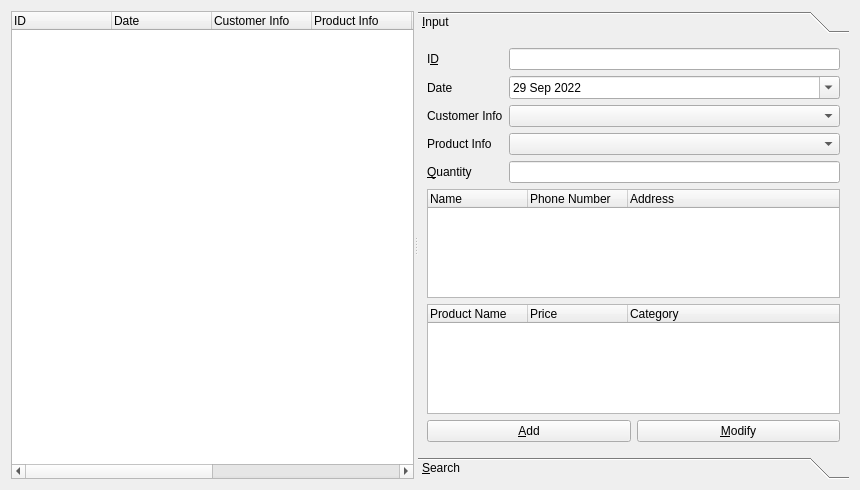
Above: CSAppPro_1016/shoplistmanagerform.ui from Jeong0809/QT_Mini_Project before the change. Below: the same form after it.
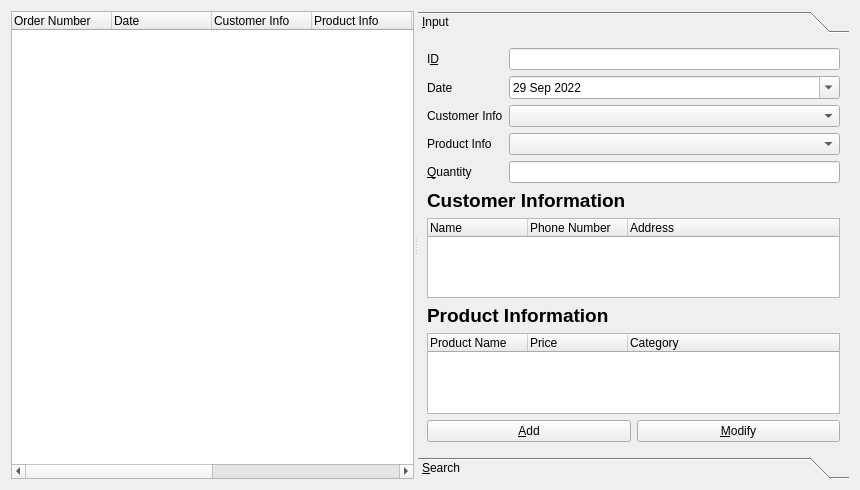
That is the form after the change.

Patch:
```diff
--- a/CSAppPro_1016/shoplistmanagerform.ui
+++ b/CSAppPro_1016/shoplistmanagerform.ui
@@ -28,7 +28,7 @@
          </property>
          <column>
           <property name="text">
-           <string>ID</string>
+           <string>Order Number</string>
           </property>
          </column>
          <column>
@@ -87,7 +87,7 @@
         <string>&amp;Input</string>
        </attribute>
        <layout class="QGridLayout" name="gridLayout">
-        <item row="0" column="0" colspan="2">
+        <item row="0" column="0">
          <layout class="QFormLayout" name="clientFormLayout">
           <item row="0" column="0">
            <widget class="QLabel" name="idLabel">
@@ -117,7 +117,7 @@
            <widget class="QDateEdit" name="dateEdit">
             <property name="dateTime">
              <datetime>
-              <hour>18</hour>
+              <hour>0</hour>
               <minute>0</minute>
               <second>0</second>
               <year>2022</year>
@@ -179,7 +179,20 @@
           </item>
          </layout>
         </item>
-        <item row="1" column="0" colspan="2">
+        <item row="1" column="0">
+         <widget class="QLabel" name="label">
+          <property name="font">
+           <font>
+            <pointsize>14</pointsize>
+            <bold>true</bold>
+           </font>
+          </property>
+          <property name="text">
+           <string>Customer Information</string>
+          </property>
+         </widget>
+        </item>
+        <item row="2" column="0">
          <widget class="QTreeWidget" name="CustomerInfotreeWidget">
           <property name="enabled">
            <bool>true</bool>
@@ -204,7 +217,20 @@
           </column>
          </widget>
         </item>
-        <item row="2" column="0" colspan="2">
+        <item row="3" column="0">
+         <widget class="QLabel" name="label_2">
+          <property name="font">
+           <font>
+            <pointsize>14</pointsize>
+            <bold>true</bold>
+           </font>
+          </property>
+          <property name="text">
+           <string>Product Information</string>
+          </property>
+         </widget>
+        </item>
+        <item row="4" column="0">
          <widget class="QTreeWidget" name="ProductInfotreeWidget">
           <property name="focusPolicy">
            <enum>Qt::StrongFocus</enum>
@@ -235,19 +261,23 @@
           </column>
          </widget>
         </item>
-        <item row="3" column="0">
+        <item row="5" column="0">
+         <layout class="QHBoxLayout" name="horizontalLayout_2">
+          <item>
          <widget class="QPushButton" name="addPushButton">
           <property name="text">
            <string>&amp;Add</string>
           </property>
          </widget>
         </item>
-        <item row="3" column="1">
+          <item>
          <widget class="QPushButton" name="modifyPushButton">
           <property name="text">
            <string>&amp;Modify</string>
           </property>
          </widget>
+          </item>
+         </layout>
         </item>
        </layout>
       </widget>
```
Lines whose indentation alone changed are shown as unchanged.
